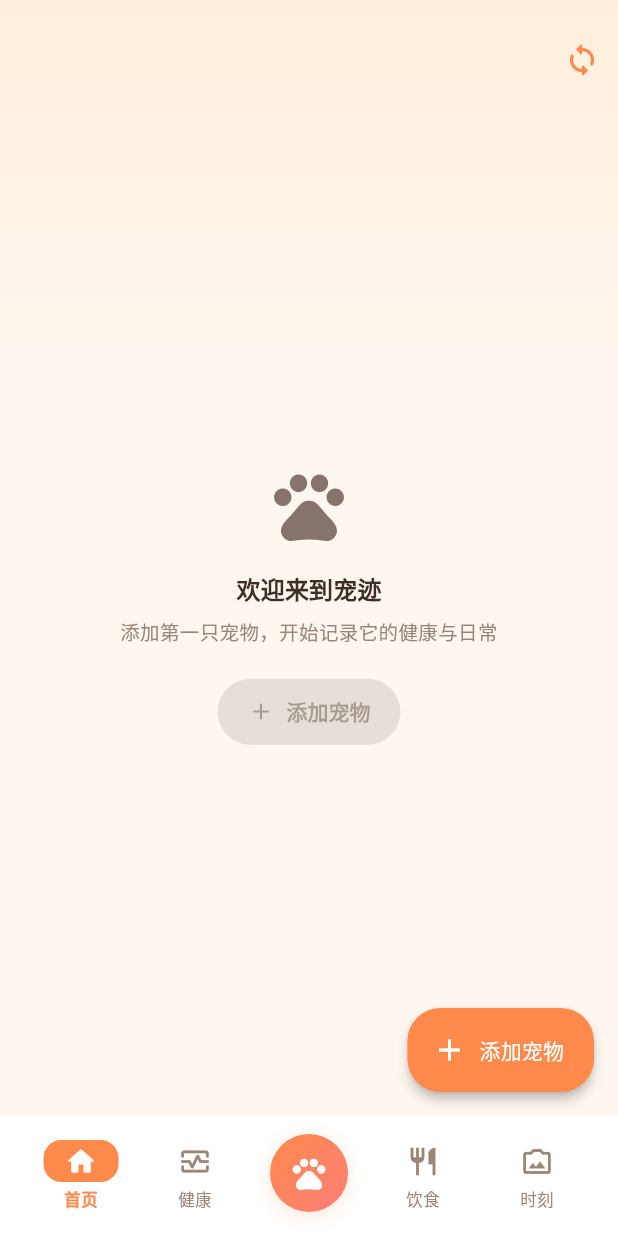
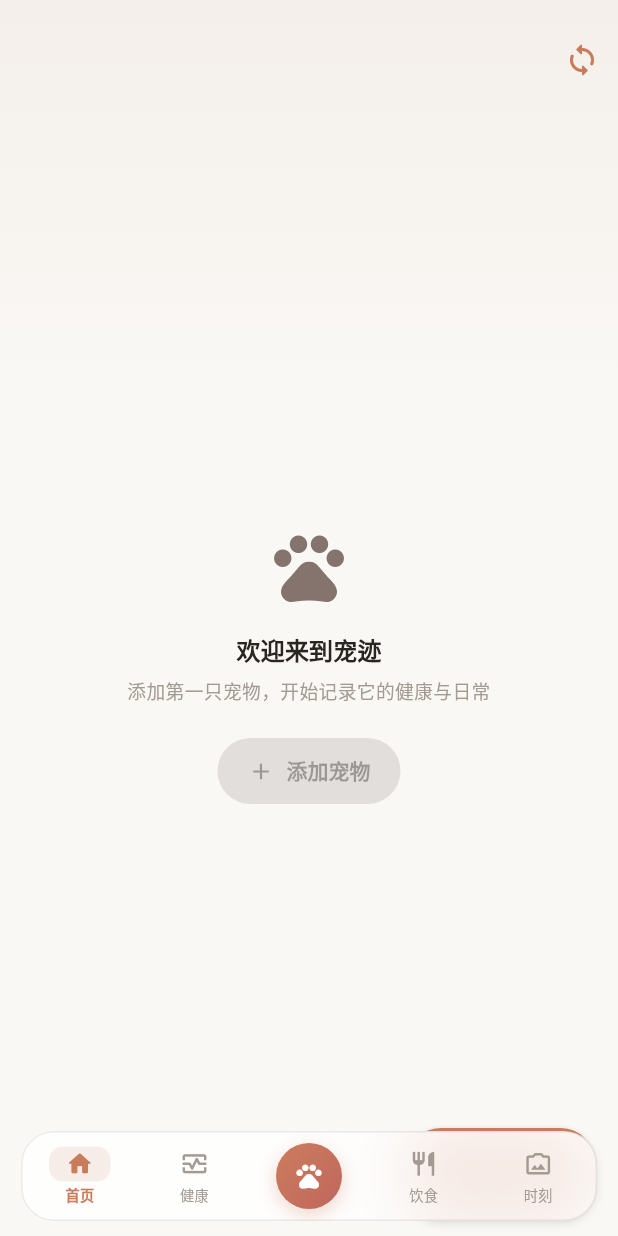
Before and after one commit to sw3411/chongji, a Flutter app: the HomePage screen opened by its route, on a phone screen of 412 x 824 dp. Run offline on Flutter 3.47's test engine with Material 3 defaults, Android fonts, the phone set to English and light mode, and no system bars; our stand-ins replace drift, drift_flutter, file_picker, fl_chart, flutter_local_notifications, flutter_markdown and 7 more; missing offline and left inert: cryptography, exif; accounts and stored records are empty; generated files the repository leaves out were written again.

Commit message:
视觉 v3：潮汐式精致高级感
- 色板降饱和：陶土橙主色 #C97B5A + 暖白纸底 #FAF8F5 + 灰调点缀（灰薄荷/亚麻金/灰玫瑰）
- 字阶再收：appbar 17、cardTitle 14.5、body 13.5、footnote 11.5
- 底导重做为悬浮毛玻璃小岛（BackdropFilter blur 22 + 半透明表面 + 发丝描边，
  图标 19/字号 9.5/高 60，居中爪印钮 44）
- 金刚位扁平淡染（去渐变去彩色投影）；问候 18、数据卡数字 19；胶囊/时刻卡/图标全面收紧
- extendBody 让内容透到底导毛玻璃之后

```diff
--- a/lib/app/app_shell.dart
+++ b/lib/app/app_shell.dart
@@ -1,3 +1,5 @@
+import 'dart:ui';
+
 import 'package:flutter/material.dart';
 import 'package:go_router/go_router.dart';
 
@@ -23,35 +25,36 @@ class AppShell extends StatelessWidget {
           index,
           initialLocation: index == navigationShell.currentIndex,
         ),
-        borderRadius: BorderRadius.circular(14),
+        borderRadius: BorderRadius.circular(12),
         child: Padding(
-          padding: const EdgeInsets.symmetric(vertical: 4, horizontal: 8),
+          padding: const EdgeInsets.symmetric(vertical: 3, horizontal: 7),
           child: Column(
             mainAxisSize: MainAxisSize.min,
             children: [
-              // 选中时图标背后加胶囊底（WhatsApp 选中 tab 样式）。
+              // 选中时图标背后加胶囊底（潮汐式轻量选中态）。
               Container(
                 padding:
-                    const EdgeInsets.symmetric(horizontal: 14, vertical: 3),
+                    const EdgeInsets.symmetric(horizontal: 11, vertical: 2),
                 decoration: selected
                     ? BoxDecoration(
-                        color: dark ? AppTheme.greenDark : AppTheme.green,
-                        borderRadius: BorderRadius.circular(12),
+                        color: cs.primary.withValues(alpha: 0.13),
+                        borderRadius: BorderRadius.circular(9),
                       )
                     : null,
                 child: Icon(
                   selected ? activeIcon : icon,
-                  size: 22,
-                  color: selected ? Colors.white : color,
+                  size: 19,
+                  color: selected ? cs.primary : color,
                 ),
               ),
-              const SizedBox(height: 3),
+              const SizedBox(height: 2),
               Text(
                 label,
                 style: TextStyle(
-                  fontSize: 11,
+                  fontSize: 9.5,
                   color: color,
                   fontWeight: selected ? FontWeight.w600 : FontWeight.w400,
+                  letterSpacing: 0.2,
                 ),
               ),
             ],
@@ -60,32 +63,15 @@ class AppShell extends StatelessWidget {
       );
     }
 
-    return Scaffold(
-      body: navigationShell,
-      bottomNavigationBar: BottomAppBar(
-        elevation: 0,
-        color: dark ? AppTheme.darkSurface : AppTheme.lightSurface,
-        child: Row(
-          children: [
-            Expanded(
-                child: Center(
-                    child: navItem(Icons.home_outlined, Icons.home_rounded,
-                        '首页', 0))),
-            Expanded(
-                child: Center(
-                    child: navItem(Icons.monitor_heart_outlined,
-                        Icons.monitor_heart_rounded, '健康', 1))),
-            Expanded(
-              child: Center(
-                child: GestureDetector(
+    Widget centerButton() {
+      return GestureDetector(
         onTap: () => _showAddMenu(context),
         child: Semantics(
           label: '记一笔',
           button: true,
           child: Container(
-                      width: 56,
-                      height: 56,
-                      margin: const EdgeInsets.only(bottom: 4),
+            width: 44,
+            height: 44,
             decoration: BoxDecoration(
               gradient: const LinearGradient(
                 colors: AppTheme.primaryGradient,
@@ -93,16 +79,48 @@ class AppShell extends StatelessWidget {
                 end: Alignment.bottomRight,
               ),
               shape: BoxShape.circle,
-                        boxShadow: AppTheme.softShadow(
-                            const Color(0x33FF8A4C)),
+              boxShadow: [
+                BoxShadow(
+                  color: AppTheme.green.withValues(alpha: 0.30),
+                  blurRadius: 10,
+                  offset: const Offset(0, 4),
                 ),
-                      child:
-                          const Icon(Icons.pets, color: Colors.white, size: 26),
+              ],
+            ),
+            child: const Icon(Icons.pets, color: Colors.white, size: 20),
           ),
         ),
+      );
+    }
+
+    return Scaffold(
+      body: navigationShell,
+      extendBody: true,
+      bottomNavigationBar: SafeArea(
+        minimum: const EdgeInsets.fromLTRB(14, 0, 14, 10),
+        child: ClipRRect(
+          borderRadius: BorderRadius.circular(22),
+          // 毛玻璃：背景模糊 + 半透明表面 + 发丝描边。
+          child: BackdropFilter(
+            filter: ImageFilter.blur(sigmaX: 22, sigmaY: 22),
+            child: Container(
+              height: 60,
+              decoration: BoxDecoration(
+                color: AppTheme.glassSurface(dark),
+                borderRadius: BorderRadius.circular(22),
+                border: Border.all(color: AppTheme.glassBorder(dark)),
               ),
-              ),
-            ),
+              child: Row(
+                children: [
+                  Expanded(
+                      child: Center(
+                          child: navItem(Icons.home_outlined,
+                              Icons.home_rounded, '首页', 0))),
+                  Expanded(
+                      child: Center(
+                          child: navItem(Icons.monitor_heart_outlined,
+                              Icons.monitor_heart_rounded, '健康', 1))),
+                  Expanded(child: Center(child: centerButton())),
                   Expanded(
                       child: Center(
                           child: navItem(Icons.restaurant_outlined,
@@ -112,6 +130,9 @@ class AppShell extends StatelessWidget {
                           child: navItem(Icons.photo_camera_back_outlined,
                               Icons.photo_camera_back_rounded, '时刻', 3))),
                 ],
+              ),
+            ),
+          ),
         ),
       ),
     );
--- a/lib/app/theme.dart
+++ b/lib/app/theme.dart
@@ -13,48 +13,50 @@ class AppTheme {
 
   // ---------- 暖萌色板 ----------
 
-  /// 主色：蜜桃橙（操作、选中、强调）。
-  static const Color green = Color(0xFFFF8A4C);
+  /// 主色：陶土橙（低饱和，安静的高级感）。
+  static const Color green = Color(0xFFC97B5A);
 
-  /// 主色亮版（悬浮按钮、发送、今天标记）。
-  static const Color greenLight = Color(0xFFFFA168);
+  static const Color greenLight = Color(0xFFD99C7E);
 
-  /// 深色模式主色（更沉的焦糖橙）。
-  static const Color greenDark = Color(0xFFF0703A);
+  static const Color greenDark = Color(0xFFCB8060);
 
-  /// 深色模式自己发出的气泡（焦糖棕）。
-  static const Color greenBubble = Color(0xFF8A5230);
+  static const Color greenBubble = Color(0xFF5E4536);
 
-  /// 浅色模式自己发出的气泡（奶油杏）。
-  static const Color bubbleOut = Color(0xFFFFE9D2);
+  static const Color bubbleOut = Color(0xFFF3E9E1);
 
-  /// 糖果点缀：薄荷 / 奶油黄 / 樱花粉。
-  static const Color mint = Color(0xFF3BB273);
-  static const Color honey = Color(0xFFFFC64B);
-  static const Color sakura = Color(0xFFFF9BB3);
+  /// 点缀（降饱和）：灰薄荷 / 亚麻金 / 灰玫瑰。
+  static const Color mint = Color(0xFF6E9E85);
+  static const Color honey = Color(0xFFC7A268);
+  static const Color sakura = Color(0xFFC795A1);
 
   /// 主色渐变（中央钮 / 品牌元素）。
-  static const List<Color> primaryGradient = [Color(0xFFFF8A4C), Color(0xFFFF7E79)];
+  static const List<Color> primaryGradient = [Color(0xFFCC7D5E), Color(0xFFC0665D)];
 
-  /// 首页头部渐变（浅奶油橙 → 页面底色）。
-  static const List<Color> headerGradientLight = [Color(0xFFFFEEDC), Color(0xFFFFF7EF)];
-  static const List<Color> headerGradientDark = [Color(0xFF3A2B1F), Color(0xFF211A15)];
+  /// 首页头部渐变（极淡暖白过渡，近不可见）。
+  static const List<Color> headerGradientLight = [Color(0xFFF4EFEA), Color(0xFFFAF8F5)];
+  static const List<Color> headerGradientDark = [Color(0xFF241F1A), Color(0xFF171412)];
 
-  /// 文字：暖棕黑 / 暖灰棕 / 更浅。
-  static const Color ink = Color(0xFF3D2E26);
-  static const Color inkSecondary = Color(0xFF9A8578);
-  static const Color inkTertiary = Color(0xFFBCA99B);
+  /// 毛玻璃表面（悬浮底导用）。
+  static Color glassSurface(bool dark) =>
+      dark ? const Color(0xCC211E1A) : const Color(0xCCFFFFFF);
+  static Color glassBorder(bool dark) =>
+      dark ? const Color(0x1FFFFFFF) : const Color(0x14000000);
 
-  /// 浅色：奶油米底、纯白卡、暖分割线。
-  static const Color lightBg = Color(0xFFFFF7EF);
+  /// 文字：软黑 / 暖灰 / 浅灰（降饱和）。
+  static const Color ink = Color(0xFF2A2521);
+  static const Color inkSecondary = Color(0xFFA39A92);
+  static const Color inkTertiary = Color(0xFFC2BAB2);
+
+  /// 浅色：暖白纸底、纯白卡、细分割线。
+  static const Color lightBg = Color(0xFFFAF8F5);
   static const Color lightSurface = Color(0xFFFFFFFF);
-  static const Color lightDivider = Color(0xFFF3E7DC);
+  static const Color lightDivider = Color(0xFFF0EDE8);
 
-  /// 深色：暖棕夜色。
-  static const Color darkBg = Color(0xFF211A15);
-  static const Color darkSurface = Color(0xFF2D251F);
-  static const Color darkSurfaceAlt = Color(0xFF3A2F27);
-  static const Color darkDivider = Color(0xFF45392F);
+  /// 深色：近黑暖夜。
+  static const Color darkBg = Color(0xFF171412);
+  static const Color darkSurface = Color(0xFF211E1A);
+  static const Color darkSurfaceAlt = Color(0xFF2C2823);
+  static const Color darkDivider = Color(0xFF35312B);
 
   /// 状态色（保持高饱和，微暖化）。
   static const Color warnRed = Color(0xFFF0544F);
@@ -62,8 +64,8 @@ class AppTheme {
   static const Color okGreen = Color(0xFF3BB273);
   static const Color infoBlue = Color(0xFF5B9BD5);
 
-  /// 卡片圆角：精致化微收。
-  static const double cardRadius = 20;
+  /// 卡片圆角：潮汐式安静圆角。
+  static const double cardRadius = 18;
 
   /// 软投影：更轻（避免多卡堆叠的漂浮感），仅核心卡使用。
   static List<BoxShadow> softShadow([Color base = const Color(0x083D2E26)]) => [
@@ -125,7 +127,7 @@ class AppTheme {
         elevation: 0,
         centerTitle: false,
         titleTextStyle: base.textTheme.titleLarge?.copyWith(
-          fontSize: 19.5,
+          fontSize: 17,
           fontWeight: FontWeight.w800,
           letterSpacing: -0.2,
           color: cs.onSurface,
@@ -199,7 +201,7 @@ class AppTheme {
         showDragHandle: true,
         backgroundColor: cs.surface,
         shape: const RoundedRectangleBorder(
-          borderRadius: BorderRadius.vertical(top: Radius.circular(28)),
+          borderRadius: BorderRadius.vertical(top: Radius.circular(24)),
         ),
       ),
       snackBarTheme: SnackBarThemeData(
@@ -240,7 +242,7 @@ class AppTheme {
   // ---------- 字号阶梯（页面直接引用，规格不变） ----------
 
   /// 大标题：24/w800，页面主视觉与汇总大数字（字阶压缩版）。
-  static TextStyle largeTitle(Color color, {double size = 24}) => TextStyle(
+  static TextStyle largeTitle(Color color, {double size = 20}) => TextStyle(
         fontSize: size,
         fontWeight: FontWeight.w800,
         letterSpacing: -0.5,
@@ -248,43 +250,43 @@ class AppTheme {
         color: color,
       );
 
-  /// 区块大标题：18.5/w800。
+  /// 区块大标题：16.5/w800。
   static TextStyle title(Color color) => TextStyle(
-        fontSize: 18.5,
+        fontSize: 16.5,
         fontWeight: FontWeight.w800,
         letterSpacing: -0.2,
         height: 1.2,
         color: color,
       );
 
-  /// 卡片/列表主标题：15.5/w700。
+  /// 卡片/列表主标题：14.5/w700。
   static TextStyle cardTitle(Color color) => TextStyle(
-        fontSize: 15.5,
+        fontSize: 14.5,
         fontWeight: FontWeight.w700,
         letterSpacing: -0.1,
         height: 1.3,
         color: color,
       );
 
-  /// 正文：14.5/w400。
+  /// 正文：13.5/w400。
   static TextStyle body(Color color) => TextStyle(
-        fontSize: 14.5,
+        fontSize: 13.5,
         fontWeight: FontWeight.w400,
         height: 1.5,
         color: color,
       );
 
-  /// 次要行：13/w400 灰。
+  /// 次要行：12.5/w400 灰。
   static TextStyle subhead(Color color) => TextStyle(
-        fontSize: 13,
+        fontSize: 12.5,
         fontWeight: FontWeight.w400,
         height: 1.45,
         color: color,
       );
 
-  /// 脚注：12/w400。
+  /// 脚注：11.5/w400。
   static TextStyle footnote(Color color) => TextStyle(
-        fontSize: 12,
+        fontSize: 11.5,
         fontWeight: FontWeight.w400,
         height: 1.4,
         color: color,
@@ -307,7 +309,7 @@ class AppTheme {
       );
 
   /// 大数字：等宽数字 + 加粗（体重、金额、倒计时）。
-  static TextStyle bigNumber(Color color, {double size = 20}) => TextStyle(
+  static TextStyle bigNumber(Color color, {double size = 18}) => TextStyle(
         fontSize: size,
         fontWeight: FontWeight.w800,
         letterSpacing: -0.6,
```
Also changed, not shown: lib/features/home/home_page.dart (+31 -37 lines). Lines whose indentation alone changed are shown as unchanged.
